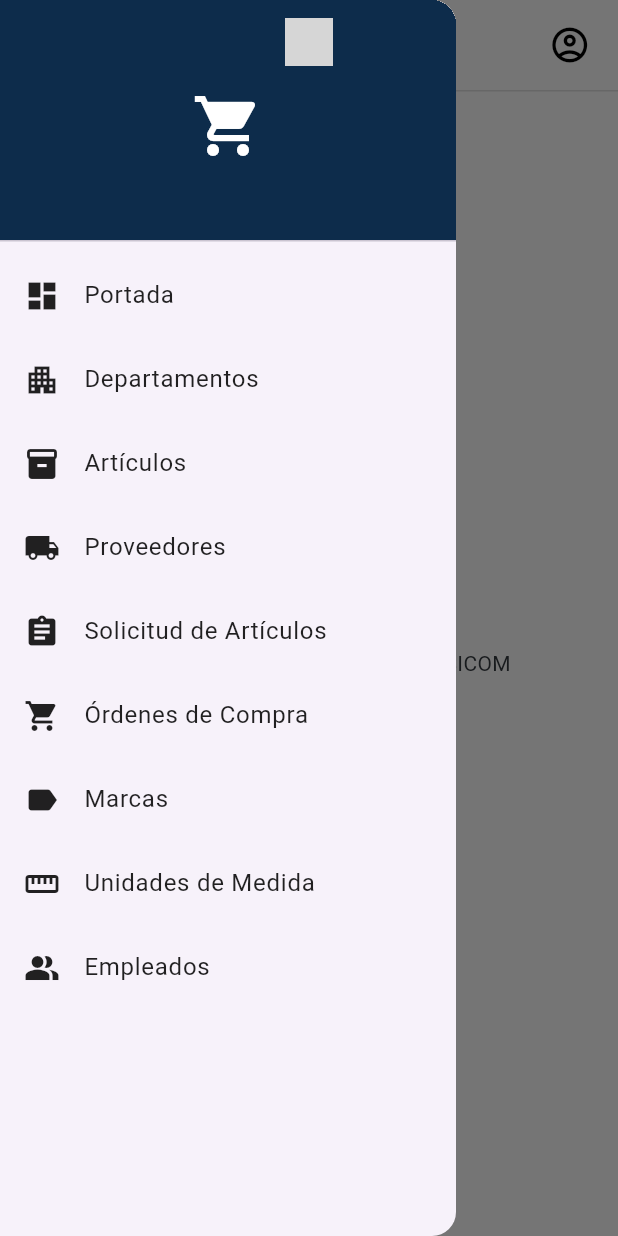
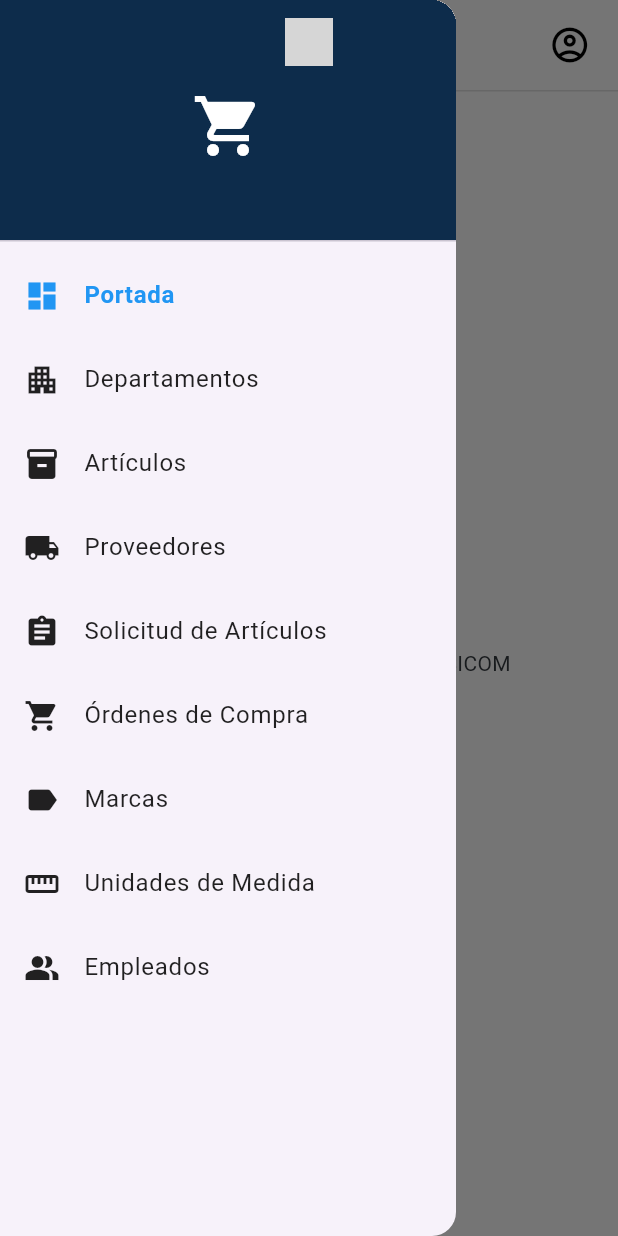
Before and after one commit to javieralessander/sistema_compras, a Flutter app: the screen it shows after launch, with the side drawer open, on a phone screen of 412 x 824 dp. Run offline on Flutter 3.47's test engine with Material 3 defaults, Android fonts, the phone set to English and light mode, and no system bars; our stand-ins replace carousel_slider, cloud_firestore, flutter_dotenv, flutter_secure_storage, flutter_svg, geolocator and 5 more; accounts and stored records are empty; project files that could hold a hidden picture were left out; grey boxes are pictures that could not be loaded.

Commit message:
Actualizar rutas en el enrutador y agregar propiedades de ruta en el menú de la aplicación

```diff
--- a/lib/core/config/app_router.dart
+++ b/lib/core/config/app_router.dart
@@ -73,32 +73,32 @@ final GoRouter appRouter = GoRouter(
       builder: (context, state) => DepartmentScreen(),
     ),
     GoRoute(
-      path: '/brans',
+      path: '/marcas',
       name: BrandScreen.name,
       builder: (context, state) => BrandScreen(),
     ),
     GoRoute(
-      path: '/units',
+      path: '/unidades-medida',
       name: UnitScreen.name,
       builder: (context, state) => UnitScreen(),
     ),
     GoRoute(
-      path: '/Suppliers',
+      path: '/proveedores',
       name: SupplierScreen.name,
       builder: (context, state) => SupplierScreen(),
     ),
     GoRoute(
-      path: '/articles',
+      path: '/articulos',
       name: ArticleScreen.name,
       builder: (context, state) => ArticleScreen(),
     ),
     GoRoute(
-      path: '/request-articles',
+      path: '/solicitud-articulos',
       name: RequestArticlesScreen.name,
       builder: (context, state) => RequestArticlesScreen(),
     ),
     GoRoute(
-      path: '/purchase-order',
+      path: '/ordenes-compra',
       name: PurchaseOrderScreen.name,
       builder: (context, state) => PurchaseOrderScreen(),
     ),
--- a/lib/shared/widgets/generic_appbar.dart
+++ b/lib/shared/widgets/generic_appbar.dart
@@ -17,11 +17,13 @@ class MenuItemData {
   final String title;
   final IconData icon;
   final String routeName;
+  final String path;
 
   const MenuItemData({
     required this.title,
     required this.icon,
     required this.routeName,
+    required this.path,
   });
 }
 
@@ -31,42 +33,55 @@ const List<MenuItemData> appMenuItems = [
     title: 'Portada',
     icon: Icons.dashboard,
     routeName: HomeScreen.name,
+    path: '/home',
   ),
   MenuItemData(
     title: 'Departamentos',
     icon: Icons.apartment,
     routeName: DepartmentScreen.name,
+    path: '/departamentos',
   ),
   MenuItemData(
     title: 'Artículos',
     icon: Icons.inventory,
     routeName: ArticleScreen.name,
+    path: '/articulos',
   ),
   MenuItemData(
     title: 'Proveedores',
     icon: Icons.local_shipping,
     routeName: SupplierScreen.name,
+    path: '/proveedores',
   ),
   MenuItemData(
     title: 'Solicitud de Artículos',
     icon: Icons.assignment,
     routeName: RequestArticlesScreen.name,
+    path: '/solicitud-articulos',
   ),
   MenuItemData(
     title: 'Órdenes de Compra',
     icon: Icons.shopping_cart,
     routeName: PurchaseOrderScreen.name,
+    path: '/ordenes-compra',
   ),
-  MenuItemData(title: 'Marcas', icon: Icons.label, routeName: BrandScreen.name),
+  MenuItemData(
+    title: 'Marcas',
+    icon: Icons.label,
+    routeName: BrandScreen.name,
+    path: '/marcas',
+  ),
   MenuItemData(
     title: 'Unidades de Medida',
     icon: Icons.straighten,
     routeName: UnitScreen.name,
+    path: '/unidades-medida',
   ),
   MenuItemData(
     title: 'Empleados',
     icon: Icons.people_alt,
     routeName: EmployeeScreen.name,
+    path: '/empleados',
   ),
 ];
 
@@ -168,6 +183,7 @@ class GenericAppBar extends StatelessWidget implements PreferredSizeWidget {
                             title: item.title,
                             icon: item.icon,
                             routeName: item.routeName,
+                            path: item.path,
                           ),
                           const SizedBox(width: 8),
                         ],
@@ -209,6 +225,7 @@ class CustomDrawer extends StatelessWidget {
               title: item.title,
               icon: item.icon,
               routeName: item.routeName,
+              path: item.path,
             ),
         ],
       ),
@@ -216,24 +233,41 @@ class CustomDrawer extends StatelessWidget {
   }
 }
 
+// ...existing code...
 class _DrawerItem extends StatelessWidget {
   final String title;
   final IconData icon;
   final String? routeName;
+  final String path;
 
-  const _DrawerItem({required this.title, required this.icon, this.routeName});
+  const _DrawerItem({
+    required this.title,
+    required this.icon,
+    this.routeName,
+    required this.path,
+  });
 
   @override
   Widget build(BuildContext context) {
+    final String currentPath = GoRouterState.of(context).uri.toString();
+    final bool isSelected = path == currentPath;
+
     return ListTile(
-      leading: Icon(icon, color: Colors.black87),
-      title: Text(title, style: const TextStyle(color: Colors.black87)),
+      leading: Icon(icon, color: isSelected ? Colors.blue : Colors.black87),
+      title: Text(
+        title,
+        style: TextStyle(
+          color: isSelected ? Colors.blue : Colors.black87,
+          fontWeight: isSelected ? FontWeight.bold : FontWeight.normal,
+        ),
+      ),
+      selected: isSelected,
       onTap: () {
         if (routeName == null) return;
         if (Scaffold.of(context).isDrawerOpen) {
           Navigator.pop(context);
         }
-        context.pushNamed(routeName!);
+        context.go(path); // Cambiado a usar path
       },
     );
   }
@@ -243,30 +277,42 @@ class HorizontalMenuItem extends StatelessWidget {
   final String title;
   final IconData icon;
   final String? routeName;
+  final String path;
 
   const HorizontalMenuItem({
     super.key,
     required this.title,
     required this.icon,
     this.routeName,
+    required this.path,
   });
 
   @override
   Widget build(BuildContext context) {
+    final GoRouter router = GoRouter.of(context);
+    final String currentPath = router.routeInformationProvider.value.location;
+
+    final bool isSelected = currentPath == path;
+
     return TextButton.icon(
       onPressed: () {
         if (routeName == null) return;
-        if (Scaffold.of(context).isDrawerOpen) {
-          Navigator.pop(context);
-        }
-        context.pushNamed(routeName!);
+        context.go(path); // Cambiado a usar path
       },
-      icon: Icon(icon, color: Colors.black87),
-      label: Text(title, style: const TextStyle(color: Colors.black87)),
+      icon: Icon(icon, color: isSelected ? Colors.blue : Colors.black87),
+      label: Text(
+        title,
+        style: TextStyle(
+          color: isSelected ? Colors.blue : Colors.black87,
+          fontWeight: isSelected ? FontWeight.bold : FontWeight.normal,
+        ),
+      ),
       style: TextButton.styleFrom(
-        foregroundColor: Colors.black,
-        backgroundColor: Colors.transparent,
+        foregroundColor: isSelected ? Colors.blue : Colors.black,
+        backgroundColor:
+            isSelected ? Colors.blue.withOpacity(0.08) : Colors.transparent,
       ),
     );
   }
 }
+// ...existing code...
```
Also changed, not shown: lib/shared/widgets/generic_data_table.dart (+5 -2 lines).
